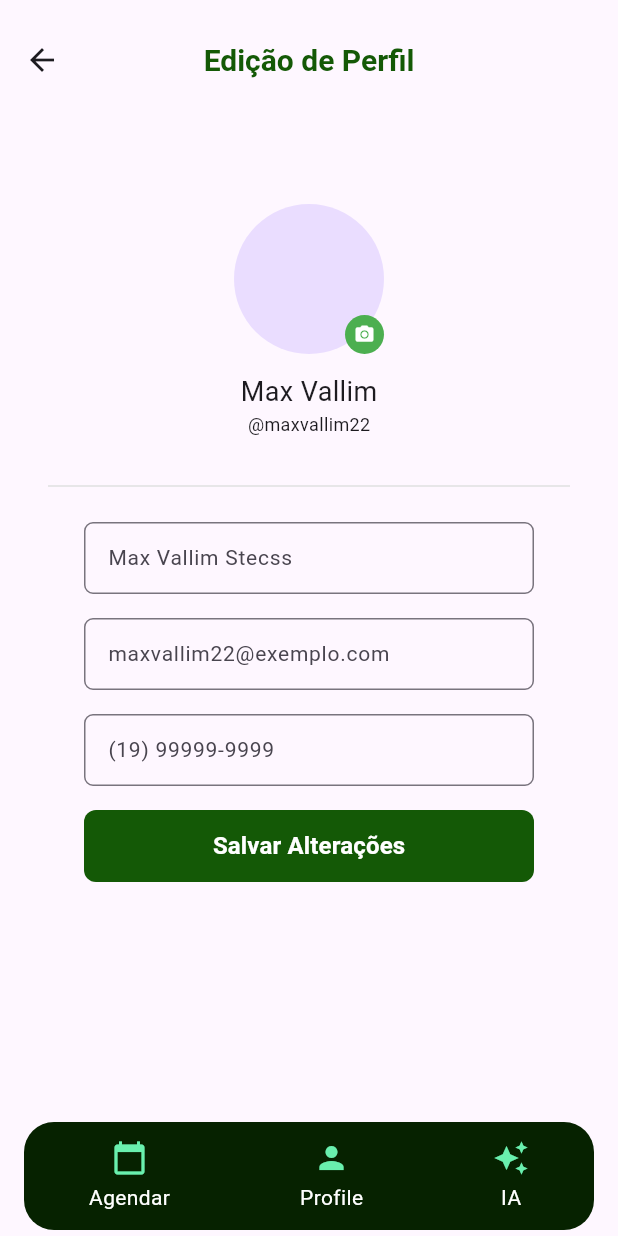
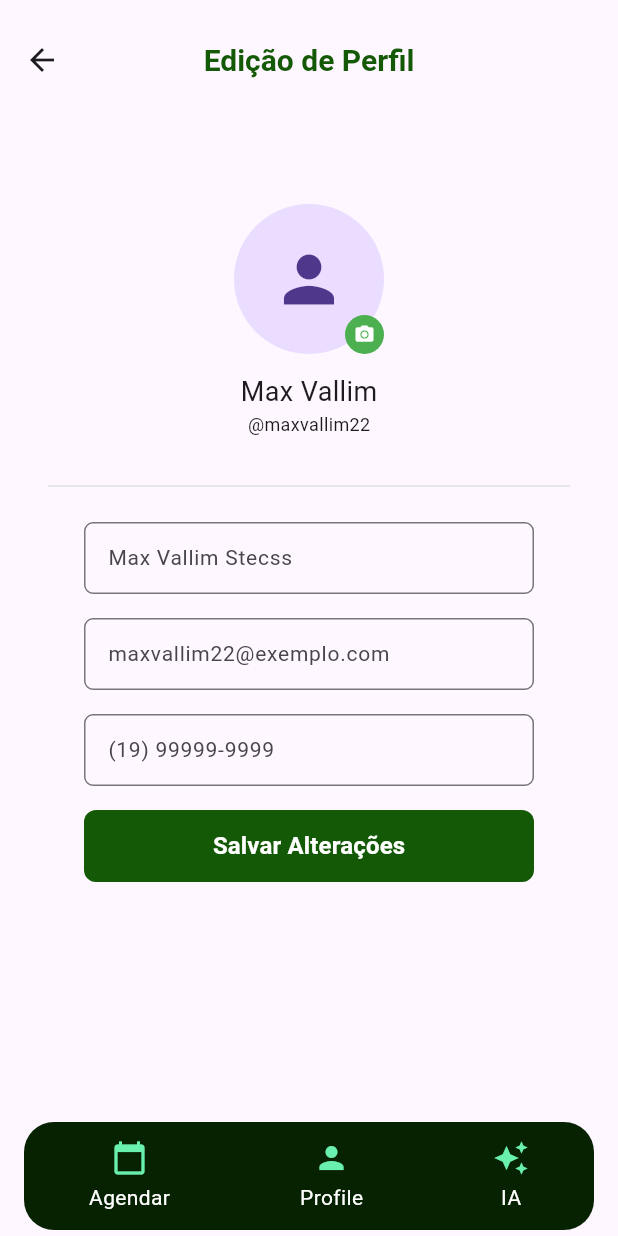
Before and after one commit to raymartinsajudarte/projeto-PI-5modulo, a Flutter app: the EditUserPage screen opened by its route, on a phone screen of 412 x 824 dp. Run offline on Flutter 3.47's test engine with Material 3 defaults, Android fonts, the phone set to English and light mode, and no system bars; our stand-ins replace shared_preferences; accounts and stored records are empty.

Commit message:
feat: Implement user profile functionality with data retrieval and display

```diff
--- a/src/appbarbearia/lib/src/widgets/user_info.dart
+++ b/src/appbarbearia/lib/src/widgets/user_info.dart
@@ -3,11 +3,13 @@ import 'package:flutter/material.dart';
 class UserInfoWidget extends StatelessWidget {
   final String userName;
   final String userNameComplete;
+  final String? imageUrl;
   final bool editable; // para indicar se o avat é editavel ou não
 
   const UserInfoWidget({
     required this.userName,
     required this.userNameComplete,
+    this.imageUrl,
     this.editable = false, // padrão = não editável
     super.key,
   });
@@ -16,27 +18,31 @@ class UserInfoWidget extends StatelessWidget {
   Widget build(BuildContext context) {
     return Column(
       children: [
-         SizedBox(height: 40),
+        SizedBox(height: 40),
 
         Stack(
           children: [
-             CircleAvatar(radius: 50),
+            CircleAvatar(
+              radius: 50,
+              backgroundImage: imageUrl != null && imageUrl!.isNotEmpty
+                  ? NetworkImage(imageUrl!)
+                  : null,
+              child: (imageUrl == null || imageUrl!.isEmpty)
+                  ?  Icon(Icons.person, size: 50)
+                  : null,
+            ),
 
             if (editable)
               Positioned(
                 bottom: 0,
                 right: 0,
                 child: Container(
-                  padding:  EdgeInsets.all(6),
+                  padding: EdgeInsets.all(6),
                   decoration: BoxDecoration(
                     color: Colors.green,
                     borderRadius: BorderRadius.circular(20),
                   ),
-                  child:  Icon(
-                    Icons.camera_alt,
-                    size: 14,
-                    color: Colors.white,
-                  ),
+                  child: Icon(Icons.camera_alt, size: 14, color: Colors.white),
                 ),
               ),
           ],
@@ -44,17 +50,11 @@ class UserInfoWidget extends StatelessWidget {
 
         SizedBox(height: 12),
 
-        Text(
-          userNameComplete,
-          style: const TextStyle(fontSize: 18),
-        ),
+        Text(userNameComplete, style:  TextStyle(fontSize: 18)),
 
-        Text(
-          userName,
-          style: const TextStyle(fontSize: 12),
-        ),
+        Text(userName, style:  TextStyle(fontSize: 12)),
 
-        const SizedBox(height: 15),
+        SizedBox(height: 15),
       ],
     );
   }
--- a/src/appbarbearia/pubspec.yaml
+++ b/src/appbarbearia/pubspec.yaml
@@ -31,6 +31,7 @@ dependencies:
   flutter:
     sdk: flutter
   http: ^1.6.0
+  shared_preferences: ^2.5.5
 
   # The following adds the Cupertino Icons font to your application.
   # Use with the CupertinoIcons class for iOS style icons.
```
Also changed, not shown: src/appbarbearia/lib/src/models/login_response_model.dart (+2 -20 lines), src/appbarbearia/lib/src/models/user_model.dart (added, +39 -0 lines), src/appbarbearia/lib/src/pages/perfil_page.dart (+54 -15 lines), src/appbarbearia/lib/src/services/auth_service.dart (+33 -1 lines), src/appbarbearia/pubspec.lock, 4 other files.
